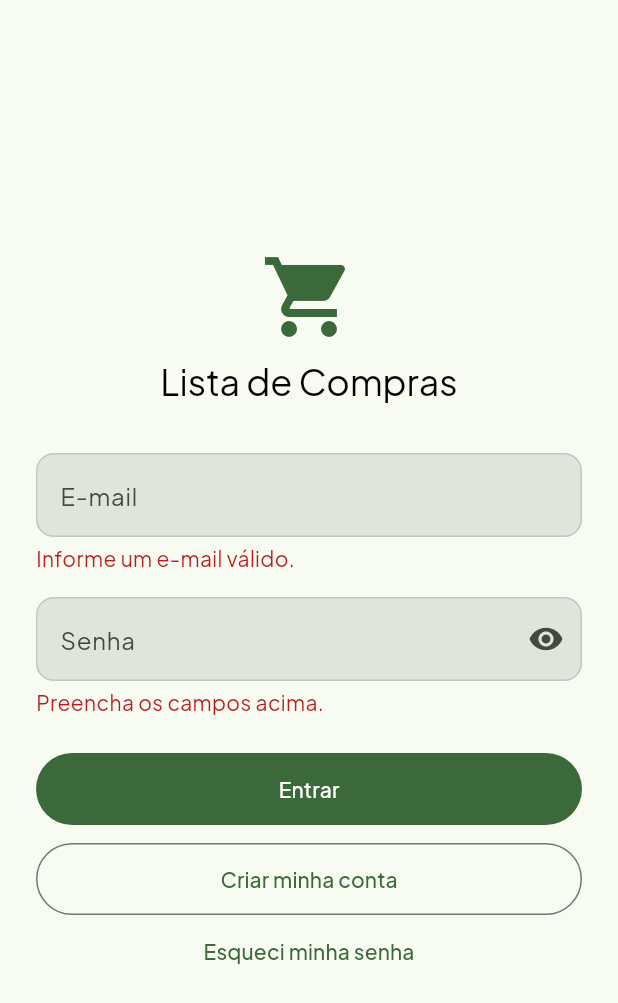
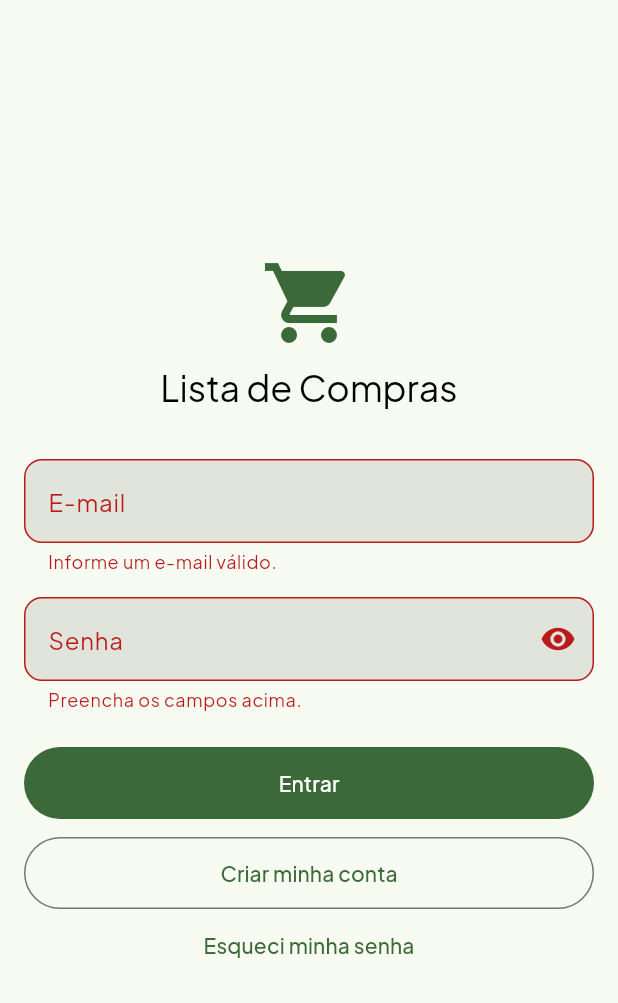
Before and after one commit to oliverlucasfer/listacompras, a Flutter app: the screen it shows after launch, after a tap on "Entrar", on a phone screen of 412 x 824 dp. Shown: the top 1003 px of the screen. Run offline on Flutter 3.47's test engine with Material 3 defaults, Android fonts, the phone set to English and light mode, and no system bars; our stand-ins replace app_links, connectivity_plus, drift, flutter_riverpod, go_router, package_info_plus and 4 more; accounts and stored records are empty; generated files the repository leaves out were written again.

Commit message:
F9-T01: telas de auth com componentes e tokens do design system (RNF-06)

```diff
--- a/lib/core/l10n/app_strings.dart
+++ b/lib/core/l10n/app_strings.dart
@@ -14,6 +14,11 @@ abstract final class AppStrings {
   static const senha = 'Senha';
   static const confirmarSenha = 'Confirmar senha';
   static const enviarLinkEmail = 'Enviar link por e-mail';
+  static const informeSeuEmail = 'Informe seu e-mail:';
+  static const linkUnicoExpira =
+      'Link único, expira conforme configuração do serviço.';
+  static const mostrarSenha = 'Mostrar senha';
+  static const ocultarSenha = 'Ocultar senha';
   static const verificarSeuEmail = 'Verifique seu e-mail';
   static const verificarEmailMensagem =
       'Enviamos um link de confirmação para o seu e-mail. Clique nele para ativar sua conta.';
--- a/lib/core/widgets/app_banner.dart
+++ b/lib/core/widgets/app_banner.dart
@@ -22,7 +22,9 @@ class AppBanner extends StatelessWidget {
   @override
   Widget build(BuildContext context) {
     final scheme = Theme.of(context).colorScheme;
-    final semanticas = Theme.of(context).extension<AppSemanticColors>()!;
+    final semanticas =
+        Theme.of(context).extension<AppSemanticColors>() ??
+        AppSemanticColors.claro;
 
     final (fundo, frente, icone) = switch (tipo) {
       AppBannerTipo.info => (
--- a/lib/core/widgets/app_campo_texto.dart
+++ b/lib/core/widgets/app_campo_texto.dart
@@ -9,6 +9,8 @@ class AppCampoTexto extends StatelessWidget {
     this.erro,
     this.teclado,
     this.senha = false,
+    this.sufixo,
+    this.autofillHints,
     this.onChanged,
     this.onSubmitted,
   });
@@ -18,6 +20,8 @@ class AppCampoTexto extends StatelessWidget {
   final String? erro;
   final TextInputType? teclado;
   final bool senha;
+  final Widget? sufixo;
+  final Iterable<String>? autofillHints;
   final ValueChanged<String>? onChanged;
   final VoidCallback? onSubmitted;
 
@@ -27,9 +31,14 @@ class AppCampoTexto extends StatelessWidget {
       controller: controller,
       keyboardType: teclado,
       obscureText: senha,
+      autofillHints: autofillHints,
       onChanged: onChanged,
       onSubmitted: onSubmitted == null ? null : (_) => onSubmitted!(),
-      decoration: InputDecoration(labelText: label, errorText: erro),
+      decoration: InputDecoration(
+        labelText: label,
+        errorText: erro,
+        suffixIcon: sufixo,
+      ),
     );
   }
 }
--- a/lib/features/auth/ui/login_screen.dart
+++ b/lib/features/auth/ui/login_screen.dart
@@ -4,7 +4,10 @@ import 'package:go_router/go_router.dart';
 import 'package:supabase_flutter/supabase_flutter.dart';
 
 import '../../../core/l10n/app_strings.dart';
-import '../../../core/widgets/erro_inline.dart';
+import '../../../core/theme/tokens/app_spacing.dart';
+import '../../../core/widgets/app_banner.dart';
+import '../../../core/widgets/app_botao.dart';
+import '../../../core/widgets/app_campo_texto.dart';
 import '../providers/auth_providers.dart';
 
 /// Tela de Login (wireframe 10 §1.1): e-mail, senha com toggle, botão com
@@ -83,7 +86,7 @@ class _LoginScreenState extends ConsumerState<LoginScreen> {
       body: SafeArea(
         child: Center(
           child: SingleChildScrollView(
-            padding: const EdgeInsets.all(24),
+            padding: AppSpacing.tela,
             child: ConstrainedBox(
               constraints: const BoxConstraints(maxWidth: 420),
               child: Column(
@@ -95,67 +98,59 @@ class _LoginScreenState extends ConsumerState<LoginScreen> {
                     size: 64,
                     color: Theme.of(context).colorScheme.primary,
                   ),
-                  const SizedBox(height: 8),
+                  const SizedBox(height: AppSpacing.sm),
                   Text(
                     AppStrings.appNome,
                     textAlign: TextAlign.center,
                     style: Theme.of(context).textTheme.headlineSmall,
                   ),
-                  const SizedBox(height: 32),
-                  TextField(
+                  const SizedBox(height: AppSpacing.xxl),
+                  AppCampoTexto(
                     controller: _email,
-                    keyboardType: TextInputType.emailAddress,
+                    label: AppStrings.email,
+                    erro: _erroEmail,
+                    teclado: TextInputType.emailAddress,
                     autofillHints: const [AutofillHints.email],
-                    decoration: InputDecoration(
-                      labelText: AppStrings.email,
-                      border: const OutlineInputBorder(),
-                    ),
                   ),
-                  if (_erroEmail != null) ErroInline(mensagem: _erroEmail!),
-                  const SizedBox(height: 16),
-                  TextField(
+                  const SizedBox(height: AppSpacing.lg),
+                  AppCampoTexto(
                     controller: _senha,
-                    obscureText: _ocultarSenha,
+                    label: AppStrings.senha,
+                    erro: _erroSenha,
+                    senha: _ocultarSenha,
                     autofillHints: const [AutofillHints.password],
-                    onSubmitted: (_) => _entrar(),
-                    decoration: InputDecoration(
-                      labelText: AppStrings.senha,
-                      border: const OutlineInputBorder(),
-                      suffixIcon: IconButton(
-                        onPressed: () =>
-                            setState(() => _ocultarSenha = !_ocultarSenha),
-                        icon: Icon(
-                          _ocultarSenha
-                              ? Icons.visibility
-                              : Icons.visibility_off,
-                        ),
+                    onSubmitted: _entrar,
+                    sufixo: IconButton(
+                      tooltip: _ocultarSenha
+                          ? AppStrings.mostrarSenha
+                          : AppStrings.ocultarSenha,
+                      onPressed: () =>
+                          setState(() => _ocultarSenha = !_ocultarSenha),
+                      icon: Icon(
+                        _ocultarSenha ? Icons.visibility : Icons.visibility_off,
                       ),
                     ),
                   ),
-                  if (_erroSenha != null) ErroInline(mensagem: _erroSenha!),
                   if (_erroGeral != null) ...[
-                    const SizedBox(height: 8),
-                    ErroInline(mensagem: _erroGeral!),
+                    const SizedBox(height: AppSpacing.sm),
+                    AppBanner(tipo: AppBannerTipo.erro, mensagem: _erroGeral!),
                   ],
-                  const SizedBox(height: 24),
-                  FilledButton(
-                    onPressed: _carregando ? null : _entrar,
-                    child: _carregando
-                        ? const SizedBox(
-                            height: 20,
-                            width: 20,
-                            child: CircularProgressIndicator(strokeWidth: 2),
-                          )
-                        : const Text(AppStrings.entrar),
+                  const SizedBox(height: AppSpacing.xl),
+                  AppBotao(
+                    rotulo: AppStrings.entrar,
+                    carregando: _carregando,
+                    onPressed: _entrar,
                   ),
-                  const SizedBox(height: 12),
-                  OutlinedButton(
+                  const SizedBox(height: AppSpacing.md),
+                  AppBotao(
+                    rotulo: AppStrings.criarMinhaConta,
+                    variante: AppBotaoVariante.outlined,
                     onPressed: () => context.go('/registro'),
-                    child: const Text(AppStrings.criarMinhaConta),
                   ),
-                  TextButton(
+                  AppBotao(
+                    rotulo: AppStrings.esqueciMinhaSenha,
+                    variante: AppBotaoVariante.texto,
                     onPressed: () => context.go('/recuperar-senha'),
-                    child: const Text(AppStrings.esqueciMinhaSenha),
                   ),
                 ],
               ),
```
Also changed, not shown: lib/features/auth/ui/recuperar_senha_screen.dart (+18 -25 lines), lib/features/auth/ui/registro_screen.dart (+41 -47 lines).
